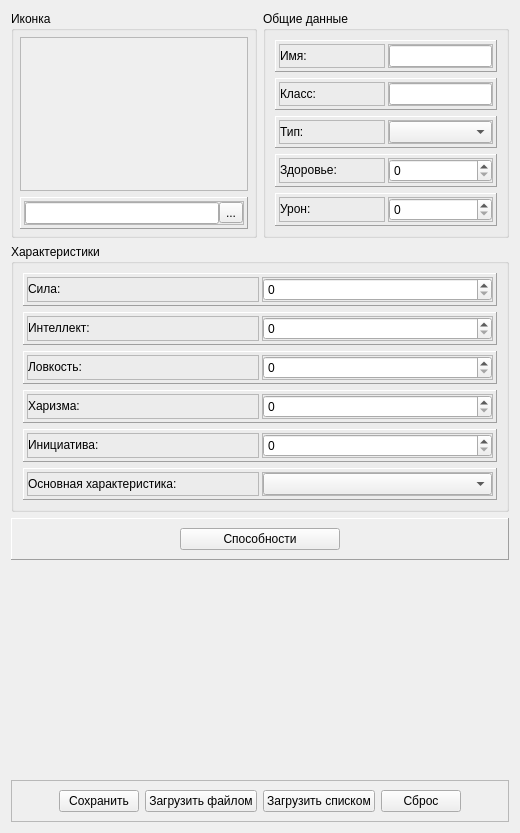
Qt form forms/fmaddperson.ui (hospitaler17/gamehelper) before a commit.
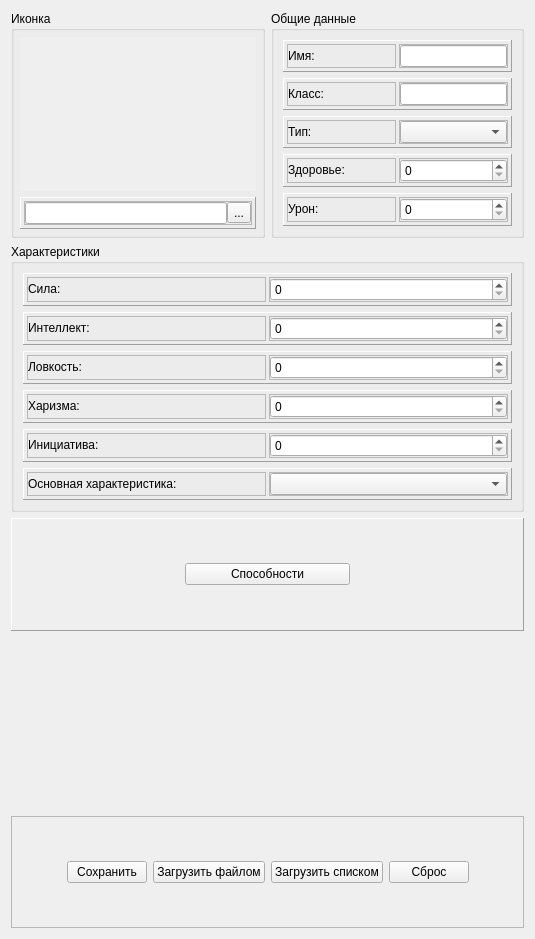
The same form after that commit. Custom widgets are drawn as their Qt base class.

Commit message: Доработка формы

Diff of the .ui file:
```diff
--- a/forms/fmaddperson.ui
+++ b/forms/fmaddperson.ui
@@ -6,8 +6,8 @@
    <rect>
     <x>0</x>
     <y>0</y>
-    <width>520</width>
-    <height>833</height>
+    <width>535</width>
+    <height>939</height>
    </rect>
   </property>
   <property name="windowTitle">
@@ -19,7 +19,7 @@
      <property name="sizePolicy">
       <sizepolicy hsizetype="Preferred" vsizetype="Preferred">
        <horstretch>2</horstretch>
-       <verstretch>0</verstretch>
+       <verstretch>2</verstretch>
       </sizepolicy>
      </property>
      <property name="title">
@@ -629,7 +629,7 @@
      <property name="sizePolicy">
       <sizepolicy hsizetype="Preferred" vsizetype="Preferred">
        <horstretch>2</horstretch>
-       <verstretch>0</verstretch>
+       <verstretch>2</verstretch>
       </sizepolicy>
      </property>
      <property name="title">
@@ -660,7 +660,7 @@
          <bool>true</bool>
         </property>
         <property name="frameShape">
-         <enum>QFrame::StyledPanel</enum>
+         <enum>QFrame::NoFrame</enum>
         </property>
         <property name="text">
          <string/>
@@ -764,6 +764,12 @@
    </item>
    <item row="1" column="0" colspan="2">
     <widget class="QGroupBox" name="gb_chars">
+     <property name="sizePolicy">
+      <sizepolicy hsizetype="Preferred" vsizetype="Preferred">
+       <horstretch>0</horstretch>
+       <verstretch>1</verstretch>
+      </sizepolicy>
+     </property>
      <property name="title">
       <string>Характеристики</string>
      </property>
@@ -1465,6 +1471,12 @@
    </item>
    <item row="2" column="0" colspan="2">
     <widget class="QFrame" name="frame_buttons_2">
+     <property name="sizePolicy">
+      <sizepolicy hsizetype="Preferred" vsizetype="Preferred">
+       <horstretch>0</horstretch>
+       <verstretch>1</verstretch>
+      </sizepolicy>
+     </property>
      <property name="frameShape">
       <enum>QFrame::Panel</enum>
      </property>
@@ -1516,6 +1528,12 @@
    </item>
    <item row="4" column="0" colspan="2">
     <widget class="QFrame" name="frame_buttons">
+     <property name="sizePolicy">
+      <sizepolicy hsizetype="Preferred" vsizetype="Preferred">
+       <horstretch>0</horstretch>
+       <verstretch>1</verstretch>
+      </sizepolicy>
+     </property>
      <property name="frameShape">
       <enum>QFrame::StyledPanel</enum>
      </property>
```
The commit also changes 1 other file.
